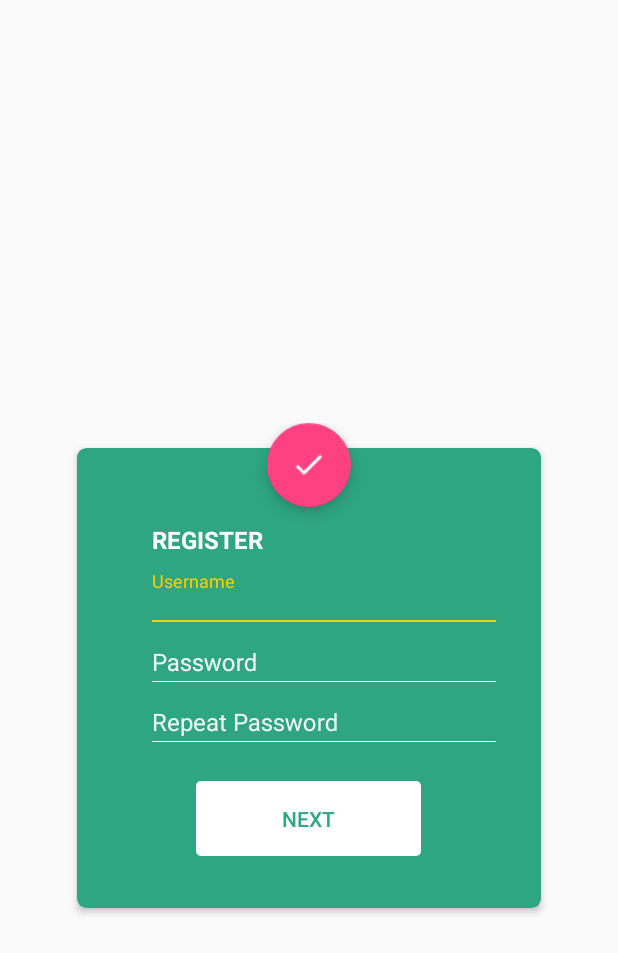
After one commit to Apsnet/PendurA-, an Android app: the layout activity_cadastro.xml on its own in the app's theme, with its tools: preview values and no code run, on a phone screen of 412 x 824 dp. The commit adds this screen. Shown: the top 953 px of the screen. Run offline under Robolectric (Android 15) with nearby library versions, the phone set to English and light mode, and no system bars.

Commit message:
corrigindo erros

```diff
--- a/app/src/main/AndroidManifest.xml
+++ b/app/src/main/AndroidManifest.xml
@@ -11,10 +11,7 @@
         android:theme="@style/AppTheme">
         <activity
             android:name=".MainActivity"
-            android:theme="@style/AppTheme.NoActionBar">
-
-        </activity>
-
+            android:theme="@style/AppTheme.NoActionBar"></activity>
         <activity
             android:name=".Login.LoginActivity"
             android:theme="@style/AppTheme.NoActionBar">
@@ -24,6 +21,7 @@
                 <category android:name="android.intent.category.LAUNCHER" />
             </intent-filter>
         </activity>
+        <activity android:name=".Cadastro.CadastroActivity"></activity>
     </application>
 
 </manifest>
--- /dev/null
+++ b/app/src/main/res/layout/activity_cadastro.xml
@@ -0,0 +1,148 @@
+<?xml version="1.0" encoding="utf-8"?>
+<RelativeLayout xmlns:android="http://schemas.android.com/apk/res/android"
+    xmlns:app="http://schemas.android.com/apk/res-auto"
+    xmlns:tools="http://schemas.android.com/tools"
+    android:layout_width="match_parent"
+    android:layout_height="match_parent"
+    tools:context=".Cadastro.CadastroActivity">
+
+    <FrameLayout
+        android:layout_centerInParent="true"
+        android:paddingTop="70dp"
+        android:layout_width="320dp"
+        android:layout_height="400dp">
+        <android.support.v7.widget.CardView
+            android:id="@+id/cv_add"
+            app:cardBackgroundColor="#2ea67f"
+            android:layout_marginTop="10dp"
+            android:layout_gravity="center_horizontal"
+            android:layout_width="match_parent"
+            android:layout_height="320dp"
+            app:cardCornerRadius="6dp"
+            app:cardElevation="3dp"
+            app:cardUseCompatPadding="true"
+            >
+            <LinearLayout
+                android:orientation="vertical"
+                android:layout_width="match_parent"
+                android:layout_height="match_parent">
+
+                <TextView
+                    android:layout_marginTop="50dp"
+                    android:layout_width="wrap_content"
+                    android:layout_height="wrap_content"
+                    android:layout_marginStart="50dp"
+                    android:text="@string/register"
+                    android:textColor="#fff"
+                    android:textSize="16sp"
+                    android:textStyle="bold"
+                    android:layout_marginLeft="50dp" />
+                <LinearLayout
+                    android:layout_marginTop="10dp"
+                    android:paddingStart="50dp"
+                    android:paddingEnd="30dp"
+                    android:layout_width="match_parent"
+                    android:layout_height="40dp"
+                    android:paddingLeft="50dp"
+                    android:paddingRight="30dp">
+                    <android.support.design.widget.TextInputLayout
+                        android:textColorHint="#f0f7f4"
+                        android:layout_width="match_parent"
+                        android:theme="@style/TextLabel"
+                        android:layout_height="wrap_content">
+                        <EditText
+                            android:textSize="16sp"
+                            android:hint="@string/Username"
+                            android:textColor="#f0f7f4"
+                            android:id="@+id/et_username"
+                            android:layout_width="match_parent"
+                            android:layout_height="wrap_content"
+                            android:inputType="textPersonName"
+                            android:background="@drawable/selector_bg_edit_2"
+                            android:textCursorDrawable="@drawable/bg_input_cursor_2"
+                            android:paddingBottom="2dp"
+                            />
+                    </android.support.design.widget.TextInputLayout>
+                </LinearLayout>
+                <LinearLayout
+                    android:paddingStart="50dp"
+                    android:paddingEnd="30dp"
+                    android:orientation="horizontal"
+                    android:layout_width="match_parent"
+                    android:layout_height="40dp"
+                    android:paddingLeft="50dp"
+                    android:paddingRight="30dp">
+                    <android.support.design.widget.TextInputLayout
+
+                        android:textColorHint="#f0f7f4"
+                        android:theme="@style/TextLabel"
+                        android:layout_width="match_parent"
+                        android:layout_height="wrap_content">
+                        <EditText
+                            android:textSize="16sp"
+                            android:hint="@string/Password"
+                            android:textColor="#f0f7f4"
+                            android:id="@+id/et_password"
+                            android:layout_width="match_parent"
+                            android:layout_height="wrap_content"
+                            android:inputType="textPassword"
+                            android:background="@drawable/selector_bg_edit_2"
+                            android:textCursorDrawable="@drawable/bg_input_cursor_2"
+                            android:paddingBottom="2dp"
+                            />
+                    </android.support.design.widget.TextInputLayout>
+                </LinearLayout>
+                <LinearLayout
+                    android:paddingStart="50dp"
+                    android:paddingEnd="30dp"
+                    android:orientation="horizontal"
+                    android:layout_width="match_parent"
+                    android:layout_height="40dp"
+                    android:paddingLeft="50dp"
+                    android:paddingRight="30dp">
+                    <android.support.design.widget.TextInputLayout
+
+                        android:textColorHint="#f0f7f4"
+                        android:theme="@style/TextLabel"
+                        android:layout_width="match_parent"
+                        android:layout_height="wrap_content">
+                        <EditText
+                            android:textSize="16sp"
+                            android:textColor="#f0f7f4"
+                            android:hint="@string/repeat_password"
+                            android:id="@+id/et_repeatpassword"
+                            android:layout_width="match_parent"
+                            android:layout_height="wrap_content"
+                            android:inputType="textPassword"
+                            android:background="@drawable/selector_bg_edit_2"
+                            android:textCursorDrawable="@drawable/bg_input_cursor_2"
+                            android:paddingBottom="2dp"
+                            />
+                    </android.support.design.widget.TextInputLayout>
+                </LinearLayout>
+                <Button
+                    android:layout_marginTop="20dp"
+                    android:layout_gravity="center_horizontal"
+                    android:id="@+id/bt_go"
+                    android:background="@drawable/bt_shape_2"
+                    android:stateListAnimator="@drawable/state_list_animator_z"
+                    android:layout_width="150dp"
+                    android:layout_height="50dp"
+                    android:text="@string/next"
+                    android:textColor="#2fa881"
+                    >
+                </Button>
+
+            </LinearLayout>
+        </android.support.v7.widget.CardView>
+        <android.support.design.widget.FloatingActionButton
+            android:id="@+id/fab"
+            android:layout_width="wrap_content"
+            android:layout_height="wrap_content"
+            app:fabSize="normal"
+            android:src="@drawable/ic_done"
+            android:transitionName="loginFab"
+            android:layout_gravity="center_horizontal|top" />
+    </FrameLayout>
+
+</RelativeLayout>
--- a/app/src/main/res/values/strings.xml
+++ b/app/src/main/res/values/strings.xml
@@ -13,7 +13,7 @@
     <string name="vazio">Vazio</string>
 
     <!--strings usadas na tela de login-->
-    <string name="app_name">MaterialLogin</string>
+    <string name="app_nameLogin">MaterialLogin</string>
     <string name="login_success">login success</string>
     <string name="login">LOGIN</string>
     <string name="Username">Username</string>
--- a/app/src/main/res/values/styles.xml
+++ b/app/src/main/res/values/styles.xml
@@ -14,4 +14,11 @@
         <item name="windowNoTitle">true</item>
     </style>
 
+    <!-- Label color in TRUE state and bar color FALSE and TRUE State -->
+    <style name="TextLabel" parent="Theme.AppCompat.Light.NoActionBar">
+        <item name="colorControlActivated">#FFCC00</item>
+    </style>
+
+
+
 </resources>
```
Also changed, not shown: app/src/main/java/com/example/nit/pendura/Cadastro/CadastroActivity.java (added, +13 -0 lines), app/src/main/res/layout/activity_login.xml (+72 -61 lines), 1 other file.
